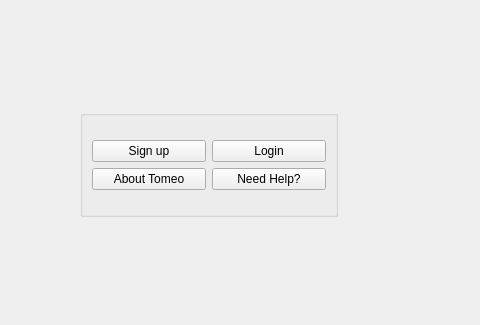
First picture: the form in UI_cw3/mainwindow.ui, repository Honggeiry/ui, before the edit; both pictures show x 0 to 480 and y 0 to 325 of the 800 by 600 pixel window.
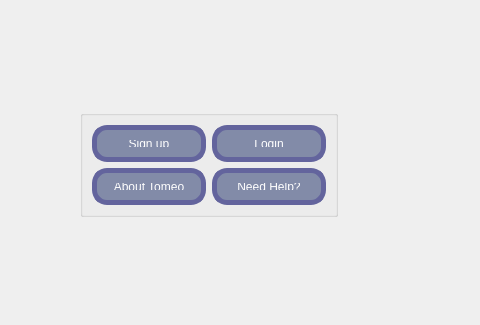
Second picture: the form after the edit.

```diff
--- a/UI_cw3/mainwindow.ui
+++ b/UI_cw3/mainwindow.ui
@@ -33,6 +33,22 @@
         <layout class="QHBoxLayout" name="horizontalLayout">
          <item>
           <widget class="QPushButton" name="pushButton_2">
+           <property name="styleSheet">
+            <string notr="true">QPushButton {
+  background-color: rgb(130, 139, 168);
+  color: white;
+  border-radius: 15px;
+  padding: 10px;
+  border: 5px solid rgb(99, 100, 157);
+}
+QPushButton:pressed {
+  background-color: rgb(120, 138, 249);
+}
+QPushButton:hover {
+  background-color: rgb(62, 76, 139);
+  color: #1BC0FB;
+}</string>
+           </property>
            <property name="text">
             <string>Sign up</string>
            </property>
@@ -40,6 +56,22 @@
          </item>
          <item>
           <widget class="QPushButton" name="login">
+           <property name="styleSheet">
+            <string notr="true">QPushButton {
+  background-color: rgb(130, 139, 168);
+  color: white;
+  border-radius: 15px;
+  padding: 10px;
+  border: 5px solid rgb(99, 100, 157);
+}
+QPushButton:pressed {
+  background-color: rgb(120, 138, 249);
+}
+QPushButton:hover {
+  background-color: rgb(62, 76, 139);
+  color: #1BC0FB;
+}</string>
+           </property>
            <property name="text">
             <string>Login</string>
            </property>
@@ -51,6 +83,22 @@
         <layout class="QHBoxLayout" name="horizontalLayout_2">
          <item>
           <widget class="QPushButton" name="pushButton_3">
+           <property name="styleSheet">
+            <string notr="true">QPushButton {
+  background-color: rgb(130, 139, 168);
+  color: white;
+  border-radius: 15px;
+  padding: 10px;
+  border: 5px solid rgb(99, 100, 157);
+}
+QPushButton:pressed {
+  background-color: rgb(120, 138, 249);
+}
+QPushButton:hover {
+  background-color: rgb(62, 76, 139);
+  color: #1BC0FB;
+}</string>
+           </property>
            <property name="text">
             <string>About Tomeo</string>
            </property>
@@ -58,6 +106,22 @@
          </item>
          <item>
           <widget class="QPushButton" name="pushButton_4">
+           <property name="styleSheet">
+            <string notr="true">QPushButton {
+  background-color: rgb(130, 139, 168);
+  color: white;
+  border-radius: 15px;
+  padding: 10px;
+  border: 5px solid rgb(99, 100, 157);
+}
+QPushButton:pressed {
+  background-color: rgb(120, 138, 249);
+}
+QPushButton:hover {
+  background-color: rgb(62, 76, 139);
+  color: #1BC0FB;
+}</string>
+           </property>
            <property name="text">
             <string>Need Help?</string>
            </property>
```
